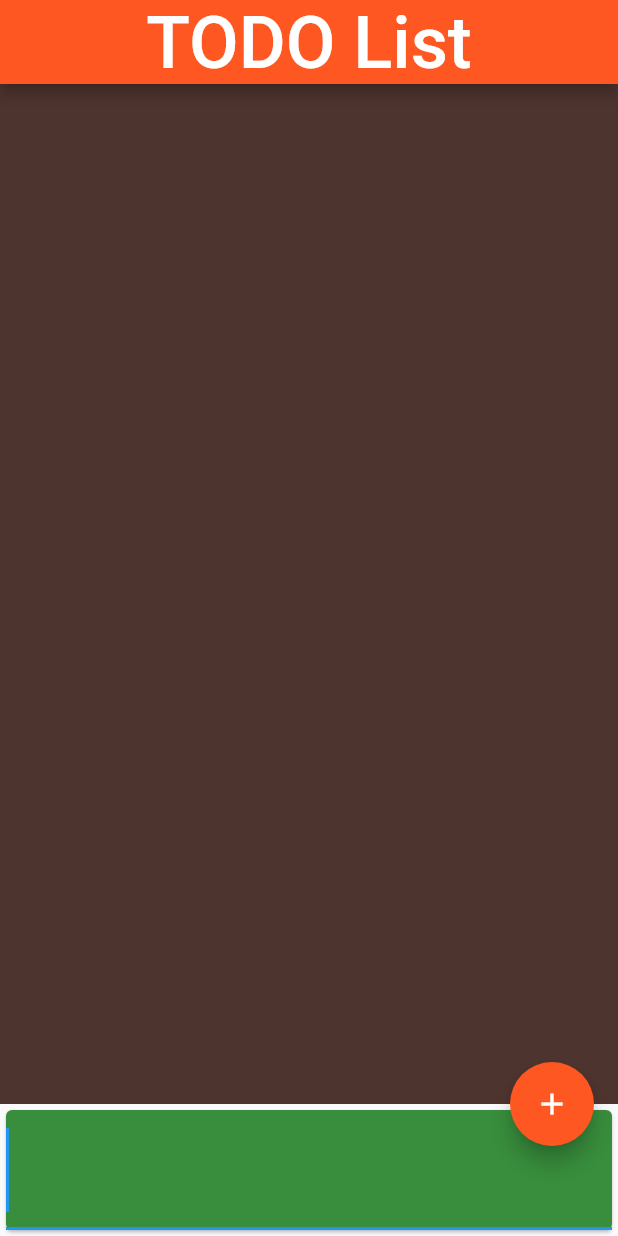
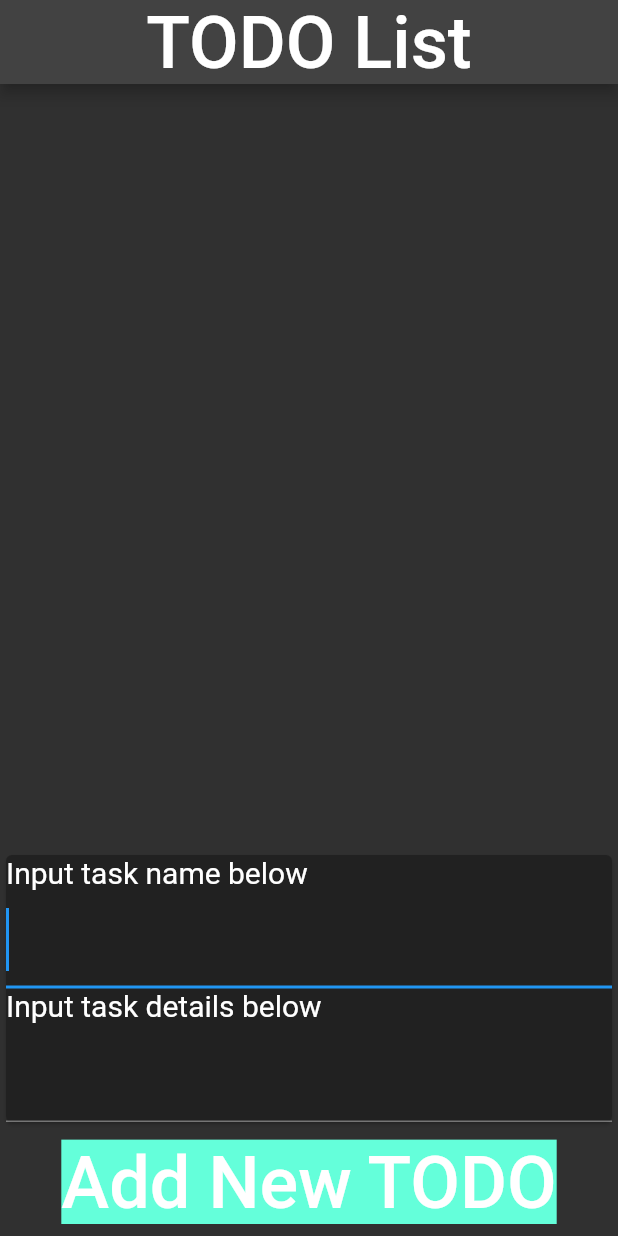
Before and after one commit to TodRieter/MAPPD, a Flutter app: the screen it shows after launch, on a phone screen of 412 x 824 dp. Run offline on Flutter 3.47's test engine with Material 2 defaults, Android fonts, the light colour scheme and no system bars; missing offline and left inert: dart:html.

Commit message:
Finish App

```diff
--- a/Project1TODOlist/todo_project/lib/main.dart
+++ b/Project1TODOlist/todo_project/lib/main.dart
@@ -1,4 +1,6 @@
 // ignore_for_file: prefer_const_constructors
+
+import 'dart:html';
 
 import 'package:flutter/material.dart';
 import 'todo_item.dart';
@@ -9,50 +11,95 @@ void main() {
 
 class MyApp extends StatefulWidget {
   const MyApp({Key? key}) : super(key: key);
+
   @override
   State<MyApp> createState() => _MyAppState();
 }
 
 class _MyAppState extends State<MyApp> {
   List<TodoItem> todoList = [];
+  String? taskName;
   late String nextTodoName;
+  late String nextTodoDetails;
   @override
   Widget build(BuildContext context) {
+    ThemeData darkTheme = ThemeData(
+      colorScheme: ThemeData.dark().colorScheme,
+      cardColor: ThemeData.dark().colorScheme.primary,
+    );
     return MaterialApp(
+      theme: darkTheme,
       home: Scaffold(
         appBar: AppBar(
           centerTitle: true,
           title: Text(
             "TODO List",
-            style: TextStyle(fontSize: 48),
+            style: TextStyle(
+              fontSize: 48,
             ),
-          backgroundColor: Colors.deepOrange,
           ),
-        body: Column(
+        ),
+        body: ListView(
+          children: [
+            Column(
+              crossAxisAlignment: CrossAxisAlignment.stretch,
+              mainAxisAlignment: MainAxisAlignment.center,
+              mainAxisSize: MainAxisSize.max,
               children: todoList,
             ),
-        bottomSheet: Card(
-          color: Colors.green[700],
-          child: TextField(
-            style: TextStyle(fontSize: 48, color: Colors.white),
+          ],
+        ),
+        bottomSheet: Column(
+          crossAxisAlignment: CrossAxisAlignment.center,
+          mainAxisAlignment: MainAxisAlignment.end,
+          mainAxisSize: MainAxisSize.min,
+          children: [
+            Card(
+              color: darkTheme.primaryColor,
+              child: Column(
+                mainAxisAlignment: MainAxisAlignment.start,
+                crossAxisAlignment: CrossAxisAlignment.start,
+                mainAxisSize: MainAxisSize.min,
+                children: [
+                  Text(
+                    "Input task name below",
+                    style: TextStyle(fontSize: 20),
+                  ),
+                  TextField(
+                    style: TextStyle(fontSize: 36),
                     autofocus: true,
                     onChanged: (String userInput) => nextTodoName = userInput,
-            onSubmitted: (String userInput) =>
-                setState(() => todoList.add(TodoItem(userInput))),
+                  ),
+                  Text(
+                    "Input task details below",
+                    style: TextStyle(fontSize: 20),
+                  ),
+                  TextField(
+                    style: TextStyle(fontSize: 36),
+                    autofocus: true,
+                    onChanged: (String userInput) =>
+                        nextTodoDetails = userInput,
+                  ),
+                ],
               ),
             ),
-        floatingActionButton: FloatingActionButton(
-          materialTapTargetSize: MaterialTapTargetSize.padded,
-          child: Icon(Icons.add),
-          backgroundColor: Colors.deepOrange,
+            TextButton(
+              child: Text(
+                "Add New TODO",
+                style: TextStyle(
+                    fontSize: 48,
+                    color: Colors.white,
+                    backgroundColor: darkTheme.colorScheme.secondaryVariant),
+              ),
               onPressed: addNewItem,
             ),
-        backgroundColor: Colors.brown[800],
+          ],
+        ),
       ),
     );
   }
 
   void addNewItem() {
-    setState(() => todoList.add(TodoItem(nextTodoName)));
+    setState(() => todoList.insert(0, TodoItem(nextTodoName, nextTodoDetails)));
   }
 }
```
Also changed, not shown: Project1TODOlist/todo_project/lib/todo_item.dart (+37 -11 lines). Lines whose indentation alone changed are shown as unchanged.
